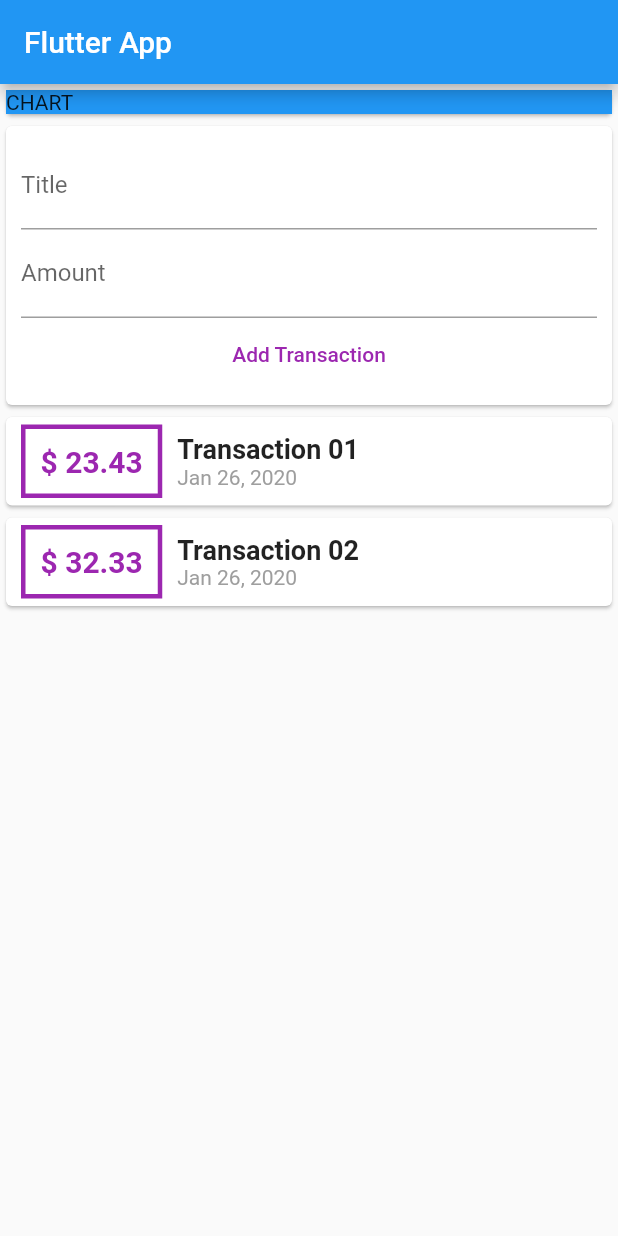
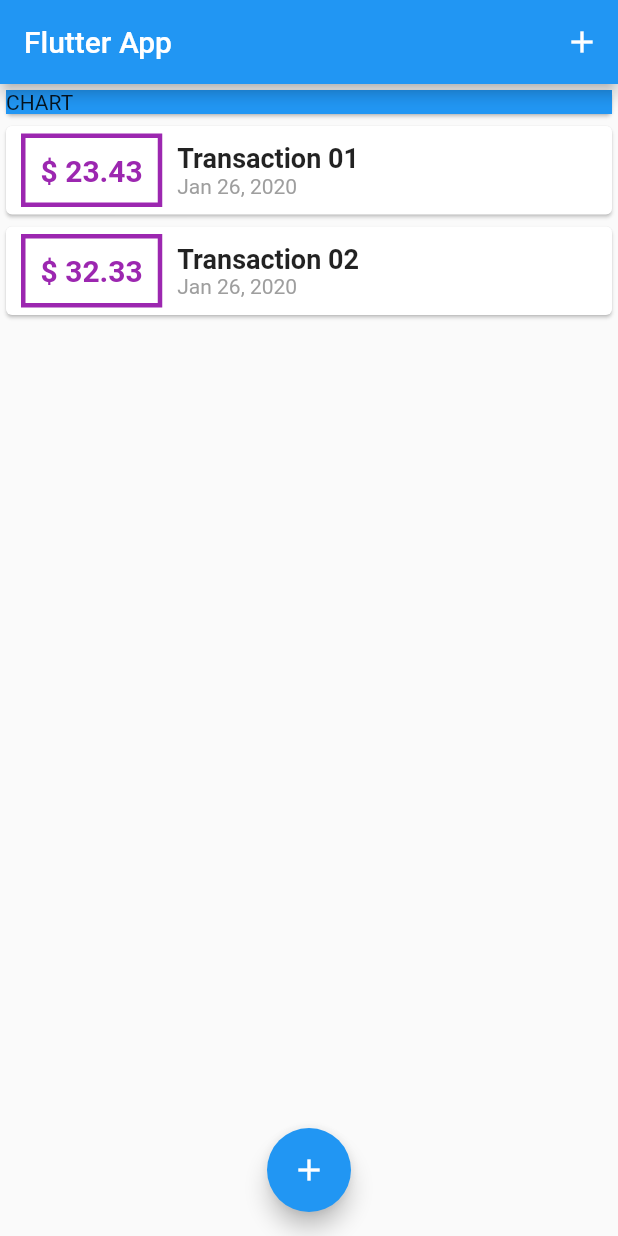
Before and after one commit to rehan-sattar/expenses-app-flutter, a Flutter app: the screen it shows after launch, on a phone screen of 412 x 824 dp. Run offline on Flutter 3.47's test engine with Material 2 defaults, Android fonts, the phone set to English and light mode, and no system bars.

Commit message:
feat(transaction): add bottom modal for form, refactor widgets

```diff
--- a/lib/main.dart
+++ b/lib/main.dart
@@ -1,5 +1,7 @@
 import 'package:flutter/material.dart';
-import './widgets/user_transactions.dart';
+import './models/transactions.dart';
+import './widgets/new_transaction.dart';
+import './widgets/transaction_list.dart';
 
 void main() => runApp(MyApp());
 
@@ -13,12 +15,64 @@ class MyApp extends StatelessWidget {
   }
 }
 
-class MyHomePage extends StatelessWidget {
+class MyHomePage extends StatefulWidget {
+  @override
+  _MyHomePageState createState() => _MyHomePageState();
+}
+
+class _MyHomePageState extends State<MyHomePage> {
+  final List<Transaction> _transactions = [
+    Transaction(
+      id: 't1',
+      title: 'Transaction 01',
+      amount: 23.43,
+      date: DateTime.now(),
+    ),
+    Transaction(
+      id: 't2',
+      title: 'Transaction 02',
+      amount: 32.33,
+      date: DateTime.now(),
+    )
+  ];
+
+  void _createTransacation(String txTitle, double txAmount) {
+    final newTransaction = Transaction(
+      id: DateTime.now().toString(),
+      title: txTitle,
+      amount: txAmount,
+      date: DateTime.now(),
+    );
+
+    setState(() {
+      _transactions.add(newTransaction);
+    });
+  }
+
+  void _openNewTransactionSheet(BuildContext ctx) {
+    showModalBottomSheet(
+      context: ctx,
+      builder: (_) {
+        return GestureDetector(
+          behavior: HitTestBehavior.opaque,
+          child: NewTransaction(_createTransacation),
+          onTap: () {},
+        );
+      },
+    );
+  }
+
   @override
   Widget build(BuildContext context) {
     return Scaffold(
       appBar: AppBar(
         title: Text('Flutter App'),
+        actions: <Widget>[
+          IconButton(
+            icon: Icon(Icons.add),
+            onPressed: () => _openNewTransactionSheet(context),
+          )
+        ],
       ),
       body: SingleChildScrollView(
         child: Column(
@@ -31,9 +85,16 @@ class MyHomePage extends StatelessWidget {
                 child: Text('CHART'),
               ),
             ),
-            UserTransaction()
+            TransactionList(
+              transactions: _transactions,
+            )
           ],
         ),
+      ),
+      floatingActionButtonLocation: FloatingActionButtonLocation.centerFloat,
+      floatingActionButton: FloatingActionButton(
+        child: Icon(Icons.add),
+        onPressed: () => _openNewTransactionSheet(context),
       ),
     );
   }
--- a/lib/widgets/user_transactions.dart
+++ /dev/null
@@ -1,53 +0,0 @@
-import 'package:flutter/material.dart';
-import './new_transaction.dart';
-import './transaction_list.dart';
-import '../models/transactions.dart';
-
-class UserTransaction extends StatefulWidget {
-  UserTransaction({Key key}) : super(key: key);
-
-  @override
-  _UserTransactionState createState() => _UserTransactionState();
-}
-
-class _UserTransactionState extends State<UserTransaction> {
-  final List<Transaction> _transactions = [
-    Transaction(
-      id: 't1',
-      title: 'Transaction 01',
-      amount: 23.43,
-      date: DateTime.now(),
-    ),
-    Transaction(
-      id: 't2',
-      title: 'Transaction 02',
-      amount: 32.33,
-      date: DateTime.now(),
-    )
-  ];
-
-  void createTransacation(String txTitle, double txAmount) {
-    final newTransaction = Transaction(
-      id: DateTime.now().toString(),
-      title: txTitle,
-      amount: txAmount,
-      date: DateTime.now(),
-    );
-
-    setState(() {
-      _transactions.add(newTransaction);
-    });
-  }
-
-  @override
-  Widget build(BuildContext context) {
-    return Column(
-      children: <Widget>[
-        NewTransaction(createTransacation),
-        TransactionList(
-          transactions: _transactions,
-        ),
-      ],
-    );
-  }
-}
```
Also changed, not shown: lib/widgets/new_transaction.dart (+13 -5 lines).
